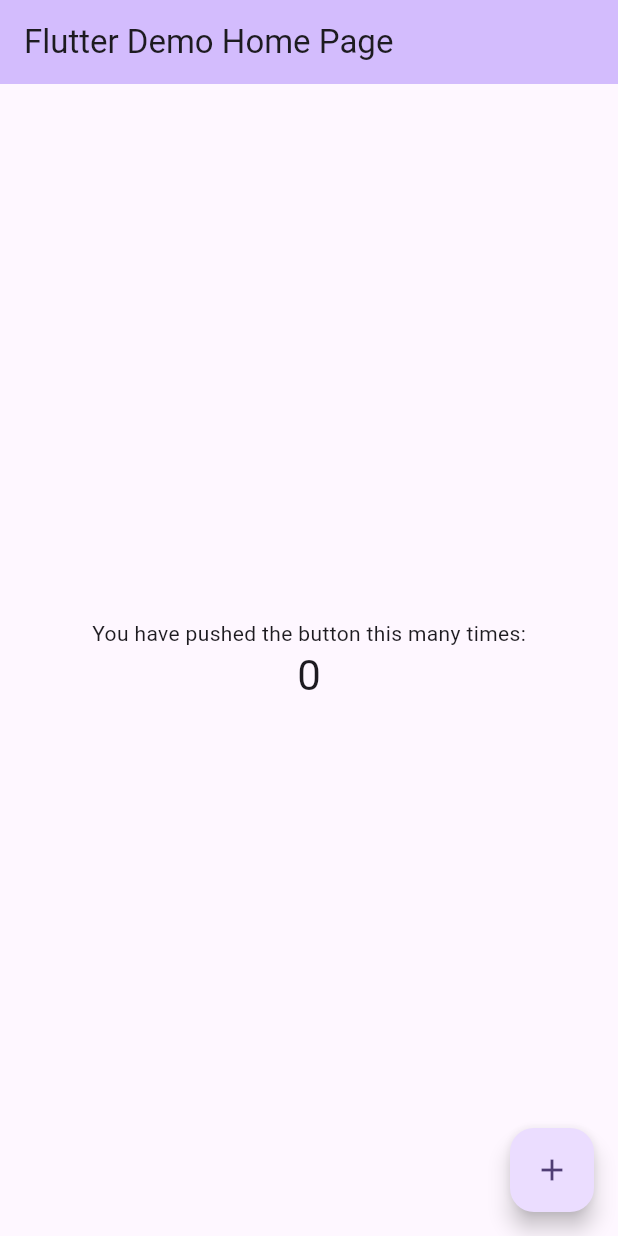
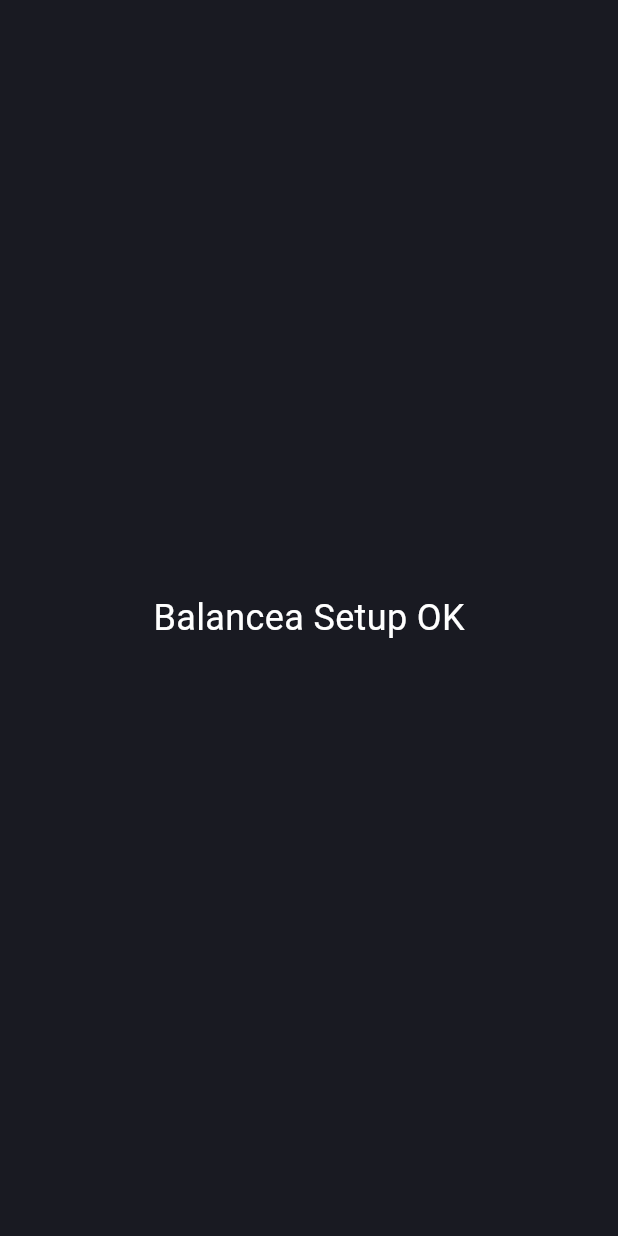
Before and after one commit to AndresCastilloPlata/balancea, a Flutter app: the screen it shows after launch, on a phone screen of 412 x 824 dp. Run offline on Flutter 3.47's test engine with Material 3 defaults, Android fonts, the phone set to English and light mode, and no system bars.

Commit message:
Estructura: Limpieza de main y creación de carpetas Clean Architecture

```diff
--- a/lib/main.dart
+++ b/lib/main.dart
@@ -1,121 +1,25 @@
 import 'package:flutter/material.dart';
 
-void main() {
-  runApp(const MyApp());
-}
+void main() => runApp(const Balancea());
 
-class MyApp extends StatelessWidget {
-  const MyApp({super.key});
+class Balancea extends StatelessWidget {
+  const Balancea({super.key});
 
-  // This widget is the root of your application.
   @override
   Widget build(BuildContext context) {
     return MaterialApp(
-      title: 'Flutter Demo',
-      theme: ThemeData(
-        // This is the theme of your application.
-        //
-        // TRY THIS: Try running your application with "flutter run". You'll see
-        // the application has a purple toolbar. Then, without quitting the app,
-        // try changing the seedColor in the colorScheme below to Colors.green
-        // and then invoke "hot reload" (save your changes or press the "hot
-        // reload" button in a Flutter-supported IDE, or press "r" if you used
-        // the command line to start the app).
-        //
-        // Notice that the counter didn't reset back to zero; the application
-        // state is not lost during the reload. To reset the state, use hot
-        // restart instead.
-        //
-        // This works for code too, not just values: Most code changes can be
-        // tested with just a hot reload.
-        colorScheme: .fromSeed(seedColor: Colors.deepPurple),
-      ),
-      home: const MyHomePage(title: 'Flutter Demo Home Page'),
-    );
-  }
-}
-
-class MyHomePage extends StatefulWidget {
-  const MyHomePage({super.key, required this.title});
-
-  // This widget is the home page of your application. It is stateful, meaning
-  // that it has a State object (defined below) that contains fields that affect
-  // how it looks.
-
-  // This class is the configuration for the state. It holds the values (in this
-  // case the title) provided by the parent (in this case the App widget) and
-  // used by the build method of the State. Fields in a Widget subclass are
-  // always marked "final".
-
-  final String title;
-
-  @override
-  State<MyHomePage> createState() => _MyHomePageState();
-}
-
-class _MyHomePageState extends State<MyHomePage> {
-  int _counter = 0;
-
-  void _incrementCounter() {
-    setState(() {
-      // This call to setState tells the Flutter framework that something has
-      // changed in this State, which causes it to rerun the build method below
-      // so that the display can reflect the updated values. If we changed
-      // _counter without calling setState(), then the build method would not be
-      // called again, and so nothing would appear to happen.
-      _counter++;
-    });
-  }
-
-  @override
-  Widget build(BuildContext context) {
-    // This method is rerun every time setState is called, for instance as done
-    // by the _incrementCounter method above.
-    //
-    // The Flutter framework has been optimized to make rerunning build methods
-    // fast, so that you can just rebuild anything that needs updating rather
-    // than having to individually change instances of widgets.
-    return Scaffold(
-      appBar: AppBar(
-        // TRY THIS: Try changing the color here to a specific color (to
-        // Colors.amber, perhaps?) and trigger a hot reload to see the AppBar
-        // change color while the other colors stay the same.
-        backgroundColor: Theme.of(context).colorScheme.inversePrimary,
-        // Here we take the value from the MyHomePage object that was created by
-        // the App.build method, and use it to set our appbar title.
-        title: Text(widget.title),
-      ),
-      body: Center(
-        // Center is a layout widget. It takes a single child and positions it
-        // in the middle of the parent.
-        child: Column(
-          // Column is also a layout widget. It takes a list of children and
-          // arranges them vertically. By default, it sizes itself to fit its
-          // children horizontally, and tries to be as tall as its parent.
-          //
-          // Column has various properties to control how it sizes itself and
-          // how it positions its children. Here we use mainAxisAlignment to
-          // center the children vertically; the main axis here is the vertical
-          // axis because Columns are vertical (the cross axis would be
-          // horizontal).
-          //
-          // TRY THIS: Invoke "debug painting" (choose the "Toggle Debug Paint"
-          // action in the IDE, or press "p" in the console), to see the
-          // wireframe for each widget.
-          mainAxisAlignment: .center,
-          children: [
-            const Text('You have pushed the button this many times:'),
-            Text(
-              '$_counter',
-              style: Theme.of(context).textTheme.headlineMedium,
-            ),
-          ],
+      title: 'Balancea',
+      debugShowCheckedModeBanner: false,
+      theme: ThemeData.dark(
+        useMaterial3: true,
+      ).copyWith(scaffoldBackgroundColor: const Color(0xFF191A22)),
+      home: Scaffold(
+        body: const Center(
+          child: Text(
+            'Balancea Setup OK',
+            style: TextStyle(color: Colors.white, fontSize: 24),
+          ),
         ),
-      ),
-      floatingActionButton: FloatingActionButton(
-        onPressed: _incrementCounter,
-        tooltip: 'Increment',
-        child: const Icon(Icons.add),
       ),
     );
   }
```
Also changed, not shown: 2 other files.
